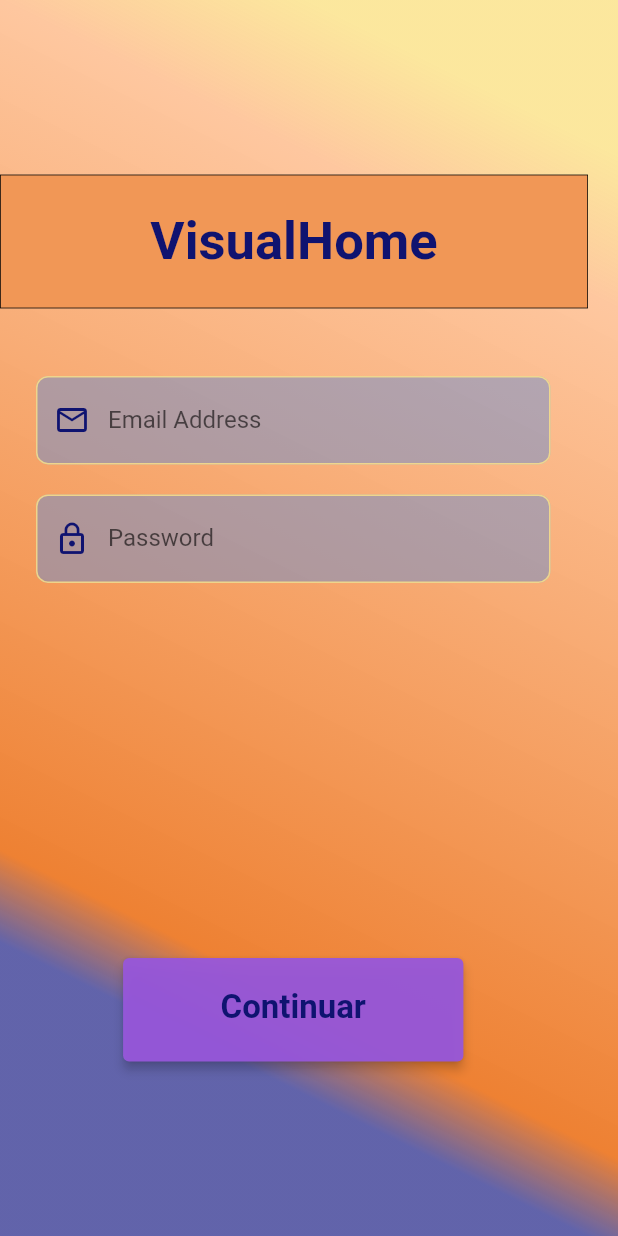
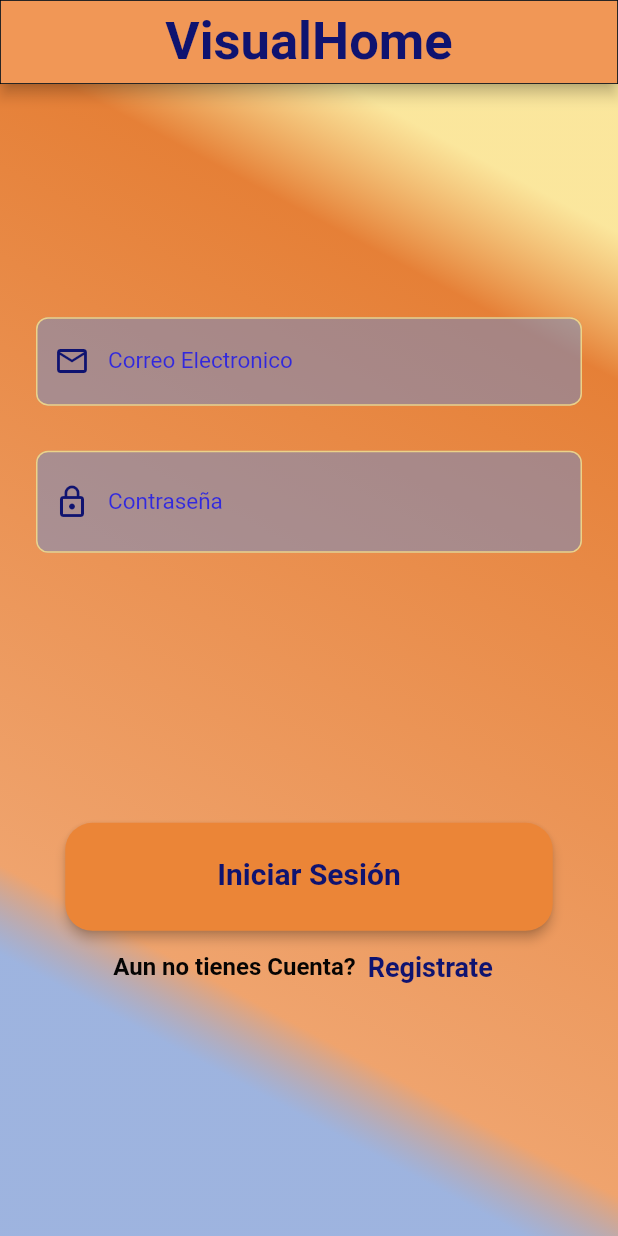
Before and after one commit to Rubenamesaf/VisualHome, a Flutter app: the screen it shows after launch, after a tap on "Iniciar Sesión", on a phone screen of 412 x 824 dp. Run offline on Flutter 3.47's test engine with Material 2 defaults, Android fonts, the light colour scheme and no system bars; our stand-ins replace firebase_auth, firebase_core, firebase_database, flutter_svg, get, google_fonts and 2 more; accounts and stored records are empty; Roboto replaces fonts that are missing (Inria Sans, Outfit).

Commit message:
cambio login view

```diff
--- a/lib/view/login.view.dart
+++ b/lib/view/login.view.dart
@@ -1,6 +1,7 @@
 import 'package:flutter/material.dart';
 import 'package:firebase_database/firebase_database.dart';
 import 'package:firebase_auth/firebase_auth.dart';
+import 'package:get/get.dart';
 import 'package:hexcolor/hexcolor.dart';
 import 'package:logger/logger.dart';
 import 'widgets/admin_principal.dart';
@@ -8,8 +9,19 @@ import 'widgets/admin_principal.dart';
 import 'homeAdmin.view.dart';
 import 'homeUser.view.dart';
 
-class LoginView extends StatelessWidget {
+class LoginView extends StatefulWidget {
   LoginView({Key? key}) : super(key: key);
+
+  // DISEÑO
+
+  @override
+  _LoginViewState createState() => _LoginViewState();
+}
+
+class _LoginViewState extends State<LoginView> {
+  final GlobalKey<FormState> _formKey = GlobalKey<FormState>();
+  bool showPassword = false; // este es para que la clave se oculte
+
   final TextEditingController emailController = TextEditingController();
   final TextEditingController passwordController = TextEditingController();
   final Logger _logger = Logger();
@@ -92,38 +104,13 @@ class LoginView extends StatelessWidget {
     }
   }
 
-  // DISEÑO
-
   @override
   Widget build(BuildContext context) {
-    return Scaffold(
-      backgroundColor: Colors.transparent,
-      body: Container(
-        decoration: BoxDecoration(
-          gradient: LinearGradient(
-            colors: [
-              Color.fromARGB(248, 93, 95, 168),
-              HexColor('#ee8133'),
-              Color(0xF2FEC49A),
-              Color(0xD1FBE288),
-            ],
-            stops: const [0.19, 0.25, 0.8, 0.9],
-            begin: const AlignmentDirectional(-1.0, 1.0),
-            end: const AlignmentDirectional(1.0, -1.0),
-          ),
-        ),
-        child: Center(
-          child: SingleChildScrollView(
-            child: Column(
-              children: [
-                Row(
-                  children: [
-                    Positioned(
-                      top: 0,
-                      left: 0,
-                      right: 0,
-                      child: Container(
-                        width: 392,
+    return MaterialApp(
+      home: Scaffold(
+        appBar: AppBar(
+          flexibleSpace: Container(
+            width: double.infinity,
             height: 89.18,
             decoration: BoxDecoration(
               color: const Color(0xFFF19756),
@@ -140,27 +127,29 @@ class LoginView extends StatelessWidget {
             ),
           ),
         ),
-                  ],
-                ),
+        body: Stack(
+          children: [
+            BackgroundContainer(),
+            Center(
+              child: SingleChildScrollView(
+                child: Form(
+                  key: _formKey,
+                  child: Column(
+                    children: [
                       Padding(
-                  padding: const EdgeInsetsDirectional.fromSTEB(0, 45, 0, 0),
-                  child: Row(
-                    mainAxisSize: MainAxisSize.min,
-                    mainAxisAlignment: MainAxisAlignment.center,
+                        padding: const EdgeInsets.symmetric(horizontal: 24),
+                        child: Column(
                           children: [
-                      Expanded(
-                        child: Padding(
-                          padding: const EdgeInsetsDirectional.fromSTEB(
-                              24, 0, 45, 0),
-                          child: Column(
-                            mainAxisSize: MainAxisSize.max,
-                            children: [
+                            //inicio pega
                             TextFormField(
                               controller: emailController,
                               obscureText: false,
                               decoration: InputDecoration(
-                                  labelText: 'Email Address',
-                                  hintText: 'Your email...',
+                                labelText: 'Correo Electronico',
+                                labelStyle: const TextStyle(
+                                    fontSize: 15,
+                                    color: Color.fromARGB(181, 0, 0, 255)),
+                                hintText: 'Tu correo...',
                                 hintStyle: const TextStyle(
                                   fontFamily: 'Outfit',
                                   color: Color(0x9AFFFFFF),
@@ -208,100 +197,202 @@ class LoginView extends StatelessWidget {
                                 fontFamily: 'Outfit',
                               ),
                               keyboardType: TextInputType.emailAddress,
+                              //validacion
+                              validator: (Value) {
+                                bool emailValid = RegExp(
+                                        r"^[a-zA-Z0-9.a-zA-Z0-9.!#$%&'*+-/=?^_`{|}~]+@[a-zA-Z0-9]+\.[a-zA-Z]+")
+                                    .hasMatch(Value!);
+
+                                if (Value.isEmpty) {
+                                  return "Ingrese su Correo Electrónico";
+                                } else if (!emailValid) {
+                                  return "Ingrese un correo de electrónico valido";
+                                }
+                                return null;
+                              },
+                              // fin validacion
                             ),
-                              Padding(
-                                padding: const EdgeInsetsDirectional.fromSTEB(
-                                    0, 20, 0, 0),
-                                child: TextFormField(
+                            //pegado
+                            const SizedBox(height: 30),
+                            TextFormField(
                               controller: passwordController,
-                                  obscureText: true,
+                              obscureText: !showPassword, // true,
                               decoration: InputDecoration(
-                                    labelText: 'Password',
-                                    hintText: 'Enter your password here...',
+                                // el beta de la clave oculta
+                                suffix: InkWell(
+                                  onTap: () {
+                                    setState(() {
+                                      showPassword = !showPassword;
+                                    });
+                                  },
+                                  child: Icon(showPassword
+                                      ? Icons.visibility
+                                      : Icons.visibility_off),
+                                ),
+                                //fin del beta
+                                labelText: 'Contraseña',
+                                labelStyle: const TextStyle(
+                                    fontSize: 15,
+                                    color: Color.fromARGB(181, 0, 0, 255)),
+                                hintText: 'Ingrese su Contraseña aqui...',
                                 hintStyle: const TextStyle(
                                   fontFamily: 'Outfit',
                                   color: Color(0x9AFFFFFF),
                                 ),
                                 enabledBorder: OutlineInputBorder(
-                                      borderSide: BorderSide(
+                                  borderSide: const BorderSide(
                                     color: Color(0xD1FBE288),
                                     width: 1,
                                   ),
                                   borderRadius: BorderRadius.circular(8),
                                 ),
                                 focusedBorder: OutlineInputBorder(
-                                      borderSide: BorderSide(
+                                  borderSide: const BorderSide(
                                     color: Color(0xFF678ACF),
                                     width: 1,
                                   ),
                                   borderRadius: BorderRadius.circular(8),
                                 ),
                                 errorBorder: OutlineInputBorder(
-                                      borderSide: BorderSide(
+                                  borderSide: const BorderSide(
                                     color: Color(0xFF678ACF),
                                     width: 1,
                                   ),
                                   borderRadius: BorderRadius.circular(8),
                                 ),
                                 focusedErrorBorder: OutlineInputBorder(
-                                      borderSide: BorderSide(
+                                  borderSide: const BorderSide(
                                     color: Color(0xD1FBE288),
                                     width: 1,
                                   ),
                                   borderRadius: BorderRadius.circular(8),
                                 ),
                                 filled: true,
-                                    fillColor: const Color.fromARGB(
-                                        126, 103, 138, 207),
+                                fillColor:
+                                    const Color.fromARGB(126, 103, 138, 207),
                                 prefixIcon: const Icon(
                                   Icons.lock_outline,
                                   color: Color(0xFF0F1370),
                                 ),
                               ),
+                              validator: (value) {
+                                if (value!.isEmpty) {
+                                  return "Ingrese la contraseña";
+                                } else if (passwordController.text.length < 6) {
+                                  return "La contraseña debe ser mayor a 6 ";
+                                }
+                              },
+                            ),
+                            const SizedBox(height: 180),
+                            ElevatedButton(
+                              onPressed: () async {
+                                if (_formKey.currentState!.validate()) {
+                                  // La validación del formulario pasó, continúa con el inicio de sesión
+                                  setState(() {
+                                    print("Proceso de carga");
+                                  });
+                                  try {
+                                    await _signInWithEmailAndPassword(context);
+                                    emailController
+                                        .clear(); //OJO YO CREO QUE ESTO NI EL PASSWORD HACEN FALTA
+                                    passwordController.clear();
+                                  } catch (e) {
+                                    ScaffoldMessenger.of(context).showSnackBar(
+                                      SnackBar(
+                                        content:
+                                            Text("Error inicio de sesion: $e"),
+                                      ),
+                                    );
+                                  }
+                                }
+                              },
+                              style: ButtonStyle(
+                                minimumSize: MaterialStateProperty.all(
+                                    const Size(325, 72)),
+                                padding: MaterialStateProperty.all(
+                                    const EdgeInsetsDirectional.fromSTEB(
+                                        24, 0, 24, 0)),
+                                backgroundColor: MaterialStateProperty.all(
+                                    const Color.fromARGB(255, 235, 133, 55)
+                                    // Color(0xFFF19756),
+                                    ),
+                                textStyle:
+                                    MaterialStateProperty.all(const TextStyle(
+                                  fontWeight: FontWeight.w600,
+                                )),
+                                elevation: MaterialStateProperty.all(3),
+                                shape: MaterialStateProperty.all(
+                                  RoundedRectangleBorder(
+                                    borderRadius: BorderRadius.circular(18),
                                   ),
                                 ),
-                              Padding(
-                                padding: const EdgeInsetsDirectional.fromSTEB(
-                                    0, 250, 0, 0),
-                                child: ElevatedButton(
-                                  onPressed: () async {
-                                    await _signInWithEmailAndPassword(context);
-                                  },
-                                  style: ElevatedButton.styleFrom(
-                                    padding:
-                                        const EdgeInsetsDirectional.fromSTEB(
-                                            65, 25, 65, 25),
-                                    backgroundColor: HexColor('#F29757DB'),
-                                    textStyle: const TextStyle(
-                                      fontFamily: 'Outfit',
-                                      color: Colors.white,
-                                      fontWeight: FontWeight.bold,
-                                    ),
-                                    elevation: 3,
                               ),
                               child: const Text(
-                                    'Continuar',
+                                'Iniciar Sesión',
                                 textAlign: TextAlign.center,
                                 style: TextStyle(
                                   color: Color(0xFF0F1370),
-                                      fontSize: 22,
+                                  fontSize: 20,
                                   fontFamily: 'Inria Sans',
                                   fontWeight: FontWeight.w700,
-                                      height: 0.86,
+                                  height: 0.95,
                                 ),
                               ),
+                            ),
+                            Row(
+                              mainAxisAlignment: MainAxisAlignment.center,
+                              children: [
+                                const Text(
+                                  "Aun no tienes Cuenta?",
+                                  style: TextStyle(
+                                    fontFamily: 'Outfit',
+                                    color: Color.fromARGB(249, 0, 0, 0),
+                                    fontWeight: FontWeight.w700,
+                                    fontSize: 16,
+                                  ),
+                                ),
+                                TextButton(
+                                    onPressed: () {},
+                                    child: const Text(
+                                      "Registrate",
+                                      style: TextStyle(
+                                        fontSize: 18,
+                                        color: Color(0xFF0F1370),
+                                        fontWeight: FontWeight.bold,
+                                      ),
+                                    )),
+                              ],
+                            )
+                          ],
+                        ),
+                      ),
+                    ],
+                  ),
+                ), //aqui se agrega el form
               ),
             ),
           ],
         ),
       ),
-                      ),
+    );
+  }
+}
+
+class BackgroundContainer extends StatelessWidget {
+  @override
+  Widget build(BuildContext context) {
+    return Container(
+      decoration: const BoxDecoration(
+        gradient: LinearGradient(
+          colors: [
+            Color.fromARGB(160, 103, 138, 207),
+            Color.fromARGB(230, 238, 154, 94),
+            Color.fromARGB(238, 228, 119, 41),
+            Color(0xD1FBE288),
           ],
-                  ),
-                ),
-              ],
-            ),
-          ),
+          stops: [0.19, 0.25, 0.8, 0.9],
+          begin: AlignmentDirectional(-1.0, 1.0),
+          end: AlignmentDirectional(1.0, -1.0),
         ),
       ),
     );
--- a/lib/view/widgets/desing_splash.dart
+++ b/lib/view/widgets/desing_splash.dart
@@ -1,5 +1,6 @@
 import 'package:flutter/material.dart';
 import 'package:login_v1/utils/global.colors.dart';
+import 'package:hexcolor/hexcolor.dart';
 //import 'package:google_fonts/google_fonts.dart';
 //import 'package:provider/provider.dart';
 //import 'dart:async';
@@ -24,15 +25,14 @@ class DesingSplashContainer extends StatelessWidget {
               decoration: BoxDecoration(
                 gradient: LinearGradient(
                   colors: [
-                    GlobalColors.grayColor,
-                    GlobalColors.naranjaClaritoColor,
-                    GlobalColors.narajanOscuroColor,
-                    //Color(0xFFF29757),
-                    GlobalColors.amarilloColor
+                    Color.fromARGB(160, 103, 138, 207),
+                    HexColor('#ee8133'),
+                    Color.fromARGB(240, 230, 154, 100),
+                    Color(0xD1FBE288),
                   ],
-                  stops: const [0, 0, 1, 1],
-                  begin: const AlignmentDirectional(-0.34, 1),
-                  end: const AlignmentDirectional(0.34, -1),
+                  stops: const [0.19, 0.25, 0.8, 0.9],
+                  begin: const AlignmentDirectional(-1.0, 1.0),
+                  end: const AlignmentDirectional(1.0, -1.0),
                 ),
                 borderRadius: BorderRadius.circular(0),
                 shape: BoxShape.rectangle,
```
Also changed, not shown: pubspec.lock. Lines whose indentation alone changed are shown as unchanged.
